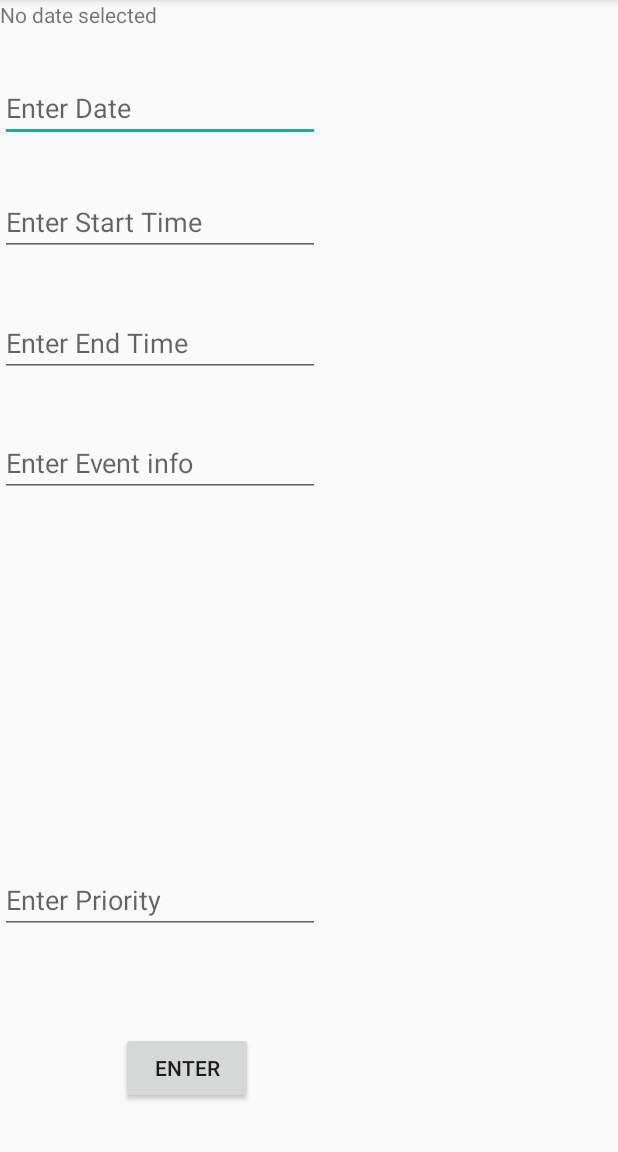
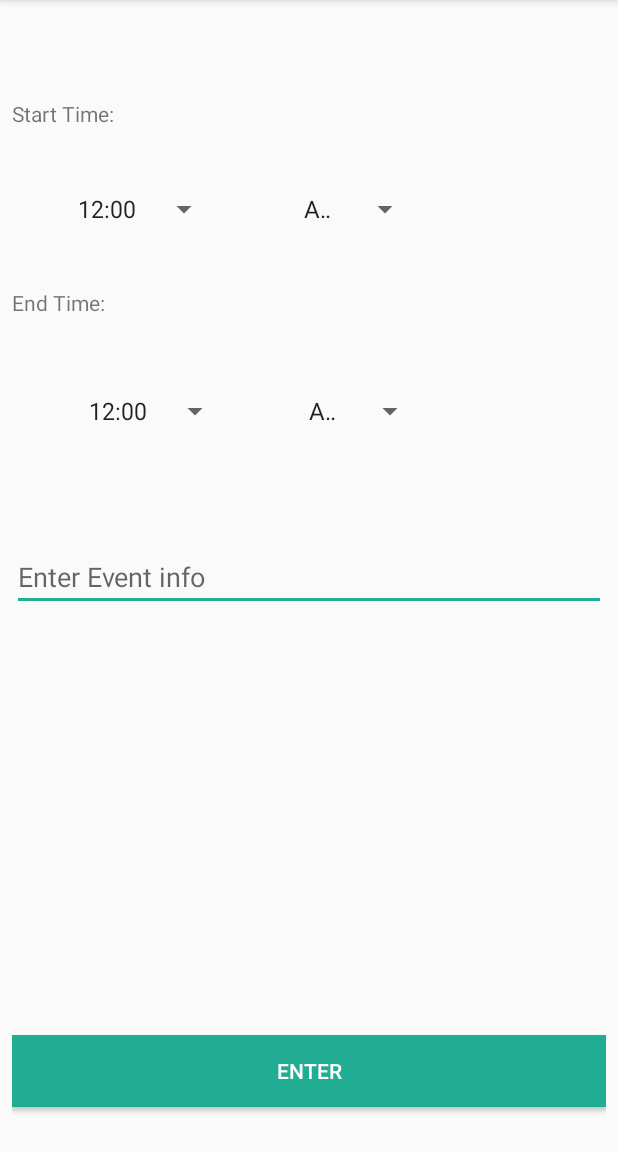
Before and after one commit to kmoselin/EquilibriumApp, an Android app: the addEvent screen opened directly, with no data from a screen before it, after a tap on "ENTER", on a phone screen of 412 x 824 dp, the part 84-1236 px from its top. Run offline under Robolectric (Android 15) with nearby library versions, the phone set to English and light mode, and no system bars.

Commit message:
added dummy chart stuff

```diff
--- a/app/build.gradle
+++ b/app/build.gradle
@@ -27,6 +27,9 @@ dependencies {
     implementation 'com.google.android.gms:play-services-auth:11.8.0'
     implementation 'com.android.support:support-annotations:28.0.0'
     implementation 'com.android.support.constraint:constraint-layout:1.1.3'
+
+    implementation 'com.github.lecho:hellocharts-library:1.5.8@aar'
+
 }
 
 apply plugin: 'com.google.gms.google-services'
--- a/app/src/main/java/com/example/trina/equilibriumapp/HomePageActivity.java
+++ b/app/src/main/java/com/example/trina/equilibriumapp/HomePageActivity.java
@@ -4,13 +4,23 @@ import android.content.Intent;
 import android.os.Bundle;
 import android.support.v7.app.AppCompatActivity;
 import android.view.View;
+import android.widget.TextView;
+
+import com.google.firebase.auth.FirebaseAuth;
+
 
 public class HomePageActivity extends AppCompatActivity {
+    private FirebaseAuth auth;
+    private FirebaseAuth.AuthStateListener authStateListener;
+    TextView textView;
 
     @Override
     protected void onCreate(Bundle savedInstanceState) {
         super.onCreate(savedInstanceState);
         setContentView(R.layout.activity_home_page);
+        textView = findViewById(R.id.textView);
+
+        auth = FirebaseAuth.getInstance();
 
 //        calendarButton = findViewById(R.id.goToCalendarButton);
 ////        todaysTask = findViewById(R.id.goToTaskButton);
@@ -23,11 +33,8 @@ public class HomePageActivity extends AppCompatActivity {
 ////                startActivity(intent);
 ////            }
 ////        });
+    }
 
-
-
-
-    }
 
     public void goToAddGoals(View view) {
         Intent intent = new Intent(HomePageActivity.this,AddGoalActivity.class);
--- a/app/src/main/java/com/example/trina/equilibriumapp/ViewGoalsActivity.java
+++ b/app/src/main/java/com/example/trina/equilibriumapp/ViewGoalsActivity.java
@@ -2,11 +2,11 @@ package com.example.trina.equilibriumapp;
 
 
 import android.database.Cursor;
+import android.graphics.Color;
 import android.net.ConnectivityManager;
 import android.net.NetworkInfo;
+import android.os.Bundle;
 import android.support.v7.app.AppCompatActivity;
-import android.os.Bundle;
-import android.view.View;
 import android.widget.ArrayAdapter;
 import android.widget.ImageView;
 import android.widget.ListAdapter;
@@ -14,24 +14,31 @@ import android.widget.ListView;
 import android.widget.Toast;
 
 import java.util.ArrayList;
+import java.util.List;
+
+import lecho.lib.hellocharts.model.PieChartData;
+import lecho.lib.hellocharts.model.SliceValue;
+import lecho.lib.hellocharts.view.PieChartView;
 
 public class ViewGoalsActivity extends AppCompatActivity {
 
     static ImageView imageView;
     ConnectivityManager connectivityManager;
     NetworkInfo networkInfo;
+
     MyDB db;
     ListView listview;
-    DownloadImage di;
 
     @Override
     protected void onCreate(Bundle savedInstanceState) {
         super.onCreate(savedInstanceState);
         setContentView(R.layout.activity_view_goals);
-        imageView = (ImageView) findViewById(R.id.imgView);
+
         connectivityManager = (ConnectivityManager) getSystemService(CONNECTIVITY_SERVICE);
         networkInfo = connectivityManager.getActiveNetworkInfo();
+
         db = new MyDB(this, "Goals", null, 1);
+
         listview = findViewById(R.id.goallist);
         ArrayList<String> infoList = new ArrayList<>();
 
@@ -47,13 +54,24 @@ public class ViewGoalsActivity extends AppCompatActivity {
             }
         }
 
+
+        PieChartView pieChartView = findViewById(R.id.progressChart);
+        List<SliceValue> pieData = new ArrayList<>();
+//        pieData.add(new SliceValue(15, Color.BLUE));
+//        pieData.add(new SliceValue(25, Color.GRAY));
+//        pieData.add(new SliceValue(10, Color.RED));
+//        pieData.add(new SliceValue(60, Color.MAGENTA));
+
+        pieData.add(new SliceValue(15, Color.YELLOW).setLabel("Q1: $10"));
+        pieData.add(new SliceValue(25, Color.GRAY).setLabel("Q2: $4"));
+        pieData.add(new SliceValue(10, Color.RED).setLabel("Q3: $18"));
+        pieData.add(new SliceValue(60, Color.MAGENTA).setLabel("Q4: $28"));
+
+        PieChartData pieChartData = new PieChartData(pieData);
+        pieChartData.setHasLabels(true).setValueLabelTextSize(14);
+        pieChartData.setHasCenterCircle(true).setCenterText1("Sales in million").setCenterText1FontSize(20).setCenterText1Color(Color.parseColor("#0097A7"));
+
+        pieChartView.setPieChartData(pieChartData);
     }
 
-    public void downloadImage(View view) {
-        if (networkInfo != null && networkInfo.isConnected()) {
-            di = new DownloadImage();
-            di.execute("https://cdn-images-1.medium.com/max/1198/1*DIq4u0PzaPtayrRnpFr0BA.png");
-        } else
-            Toast.makeText(this, "No Internet Connection", Toast.LENGTH_SHORT).show();
-    }
 }
--- a/app/src/main/java/com/example/trina/equilibriumapp/addEvent.java
+++ b/app/src/main/java/com/example/trina/equilibriumapp/addEvent.java
@@ -1,10 +1,11 @@
 package com.example.trina.equilibriumapp;
 
-import android.content.Intent;
+import android.os.Bundle;
 import android.support.v7.app.AppCompatActivity;
-import android.os.Bundle;
+import android.util.Log;
 import android.view.View;
 import android.widget.EditText;
+import android.widget.Spinner;
 import android.widget.TextView;
 import android.widget.Toast;
 
@@ -16,6 +17,11 @@ public class addEvent extends AppCompatActivity {
     EditText timeEnd;
     EditText priority;
 
+    Spinner hourStart;
+    Spinner hourEnd;
+
+    Spinner Start_ampm;
+    Spinner End_ampm;
     MyDB db;
 
     String date;
@@ -28,21 +34,28 @@ public class addEvent extends AppCompatActivity {
 
         dateText = findViewById(R.id.textView);
 
-       date = getIntent().getStringExtra("date");
-        if(!date.matches("")){
+        hourStart = findViewById(R.id.StartHour);
+        hourEnd = findViewById(R.id.EndHour);
+
+        Start_ampm = findViewById(R.id.ampm1);
+        End_ampm = findViewById(R.id.ampm2);
+
+        date = getIntent().getStringExtra("date");
+
+        dateText.setText(date);
+       /* if(!date.matches("")){
             dateText.setText(date);
         }
         else {
             dateText.setText("No date selected");
-        }
+        }*/
 
 
 
 
-        timeStart = findViewById(R.id.startTime);
-        timeEnd = findViewById(R.id.endTime);
+
         event = findViewById(R.id.Event);
-        priority = findViewById(R.id.Priority);
+
 
         db = new MyDB(this, "Events", null, 1);
     }
@@ -50,13 +63,21 @@ public class addEvent extends AppCompatActivity {
     public void insertInfo(View view) {
 
         String eventDay = date;
-        String start = timeStart.getText().toString();
-        String end = timeEnd.getText().toString();
+        String start = hourStart.getSelectedItem().toString();
+        String end = hourEnd.getSelectedItem().toString();
+        String start_ampm = Start_ampm.getSelectedItem().toString();
+        String end_ampm = End_ampm.getSelectedItem().toString();
+
+        //String start = timeStart.getText().toString();
+        //String end = timeEnd.getText().toString();
         String eventInfo = event.getText().toString();
-        String priorityInfo = priority.getText().toString();
 
 
-        db.insertEvent(eventDay, start, end, eventInfo, priorityInfo);
+        Log.d("check", start + " " + start_ampm + " " + end + " " + end_ampm + " " + eventInfo);
+
+
+
+        db.insertEvent(eventDay, start + " " + start_ampm , end + " " + end_ampm, eventInfo, "High priority");
 
         Toast.makeText(this, eventInfo + " data Entered!", Toast.LENGTH_LONG).show();
 
@@ -66,4 +87,5 @@ public class addEvent extends AppCompatActivity {
 
     }
 
+
 }
--- a/app/src/main/java/com/example/trina/equilibriumapp/calendarView.java
+++ b/app/src/main/java/com/example/trina/equilibriumapp/calendarView.java
@@ -8,6 +8,7 @@ import android.view.View;
 import android.widget.Button;
 import android.widget.CalendarView;
 import android.widget.DatePicker;
+import android.widget.Toast;
 
 public class calendarView extends AppCompatActivity {
     Button select;
@@ -23,7 +24,7 @@ public class calendarView extends AppCompatActivity {
         calendarView.setOnDateChangeListener(new CalendarView.OnDateChangeListener() {
             @Override
             public void onSelectedDayChange( CalendarView calendarView, int year, int month, int dayOfMonth) {
-                date = month + "/" + dayOfMonth + "/" + year;
+                date = month+1 + "/" + dayOfMonth + "/" + year;
                 Log.d(String.valueOf(this), "date: " + date);
 
 
@@ -34,10 +35,17 @@ public class calendarView extends AppCompatActivity {
 
     public void gotoEvent(View view) {
         Intent intent = new Intent(this, addEvent.class );
+
         intent.putExtra("date", date);
 
-        startActivity(intent);
+        if(date != null) {
+            startActivity(intent);
+        }
+        else{
+            Toast.makeText(this, "Select a date!", Toast.LENGTH_SHORT).show();
+        }
     }
+
 
     public DatePicker getPickDate() {
         return pickDate;
--- a/app/src/main/res/layout/activity_add_event.xml
+++ b/app/src/main/res/layout/activity_add_event.xml
@@ -1,91 +1,139 @@
 <?xml version="1.0" encoding="utf-8"?>
-<android.widget.RelativeLayout xmlns:app="http://schemas.android.com/apk/res-auto"
+<android.widget.RelativeLayout xmlns:android="http://schemas.android.com/apk/res/android"
+    xmlns:app="http://schemas.android.com/apk/res-auto"
     xmlns:tools="http://schemas.android.com/tools"
-    xmlns:android="http://schemas.android.com/apk/res/android"
+    android:paddingStart="8dp"
+    android:paddingEnd="8dp"
     android:layout_width="match_parent"
     android:layout_height="match_parent"
+    android:visibility="visible"
     tools:context=".addEvent">
 
+
+    <Spinner
+        android:id="@+id/ampm2"
+        android:layout_width="86dp"
+        android:layout_height="wrap_content"
+        android:layout_alignParentTop="true"
+        android:layout_alignParentEnd="true"
+
+        android:layout_alignParentRight="true"
+        android:layout_marginTop="262dp"
+        android:layout_marginEnd="120dp"
+        android:layout_marginRight="120dp"
+        android:entries="@array/ampm" />
 
     <TextView
         android:id="@+id/textView"
         android:layout_width="450dp"
         android:layout_height="43dp"
+        android:textSize="20sp"
+        android:layout_alignParentStart="true"
+        android:layout_alignParentTop="true"
+        android:layout_marginTop="0dp"
         android:layout_weight="1"
-        android:text="TextView" />
+        android:text="TextView"
+        tools:ignore="RtlCompat" />
+
 
     <EditText
-        android:id="@+id/Date"
+        android:id="@+id/Event"
+        android:layout_width="match_parent"
+        android:layout_height="wrap_content"
+
+
+
+
+        android:layout_alignParentTop="true"
+
+        android:layout_marginTop="362dp"
+        android:ems="10"
+        android:hint="Enter Event info"
+        android:inputType="textPersonName" />
+
+
+    <Button
+        android:id="@+id/button"
+        android:layout_width="match_parent"
+        android:layout_height="wrap_content"
+        android:layout_alignParentBottom="true"
+        android:layout_alignParentEnd="true"
+        android:layout_alignParentRight="true"
+        android:layout_marginBottom="30dp"
+        android:layout_marginEnd="0dp"
+        android:layout_marginRight="0dp"
+        android:onClick="insertInfo"
+        android:background="@color/colorTeal"
+        android:textColor="@android:color/primary_text_dark"
+        android:text="Enter" />
+
+
+    <Spinner
+        android:id="@+id/StartHour"
+        android:layout_width="wrap_content"
+        android:layout_height="wrap_content"
+
+        android:layout_alignParentStart="true"
+
+        android:layout_alignParentLeft="true"
+
+        android:layout_alignParentTop="true"
+        android:layout_marginStart="36dp"
+        android:layout_marginLeft="36dp"
+        android:layout_marginTop="127dp"
+        android:entries="@array/Hours" />
+
+
+    <Spinner
+        android:id="@+id/ampm1"
+        android:layout_width="86dp"
+        android:layout_height="wrap_content"
+        android:layout_alignParentTop="true"
+        android:layout_alignParentEnd="true"
+
+        android:layout_alignParentRight="true"
+        android:layout_marginTop="127dp"
+        android:layout_marginEnd="123dp"
+        android:layout_marginRight="123dp"
+        android:entries="@array/ampm" />
+
+
+    <Spinner
+        android:id="@+id/EndHour"
         android:layout_width="wrap_content"
         android:layout_height="wrap_content"
 
 
+        android:layout_alignParentStart="true"
+        android:layout_alignParentLeft="true"
         android:layout_alignParentTop="true"
+        android:layout_marginStart="43dp"
+        android:layout_marginLeft="43dp"
+        android:layout_marginTop="262dp"
+        android:entries="@array/Hours" />
 
-        android:layout_marginTop="49dp"
-        android:ems="10"
-        android:hint="Enter Date"
-        android:inputType="textPersonName" />
+    <TextView
+        android:id="@+id/textView5"
+        android:layout_width="189dp"
+        android:layout_height="41dp"
+        android:layout_alignParentStart="true"
+        android:layout_alignParentTop="true"
+        android:layout_marginStart="0dp"
+        android:layout_marginTop="66dp"
+        android:text="Start Time:"
+        tools:ignore="RtlCompat" />
 
-    <EditText
-        android:id="@+id/Event"
-        android:layout_width="wrap_content"
-        android:layout_height="wrap_content"
-
-
+    <TextView
+        android:id="@+id/textView6"
+        android:layout_width="197dp"
+        android:layout_height="44dp"
+        android:layout_alignParentStart="true"
         android:layout_alignParentTop="true"
-
-        android:layout_marginTop="286dp"
-        android:ems="10"
-        android:hint="Enter Event info"
-        android:inputType="textPersonName" />
-
-    <EditText
-        android:id="@+id/Priority"
-        android:layout_width="wrap_content"
-        android:layout_height="wrap_content"
+        android:layout_marginTop="192dp"
+        android:text="End Time:"
+        tools:ignore="RtlCompat" />
 
 
 
-        android:layout_alignParentBottom="true"
-        android:layout_marginBottom="145dp"
-        android:ems="10"
-        android:hint="Enter Priority"
-        android:inputType="textPersonName" />
 
-    <Button
-        android:id="@+id/button"
-        android:layout_width="wrap_content"
-        android:layout_height="wrap_content"
-        android:layout_alignParentEnd="true"
-        android:layout_alignParentRight="true"
-        android:layout_alignParentBottom="true"
-        android:layout_marginEnd="243dp"
-        android:layout_marginRight="243dp"
-        android:layout_marginBottom="32dp"
-        android:onClick="insertInfo"
-        android:text="Enter" />
-
-    <EditText
-        android:id="@+id/startTime"
-        android:layout_width="wrap_content"
-        android:layout_height="wrap_content"
-
-        android:layout_alignParentTop="true"
-
-        android:layout_marginTop="125dp"
-        android:ems="10"
-        android:inputType="textPersonName"
-        android:hint="Enter Start Time" />
-
-    <EditText
-        android:id="@+id/endTime"
-        android:layout_width="wrap_content"
-        android:layout_height="wrap_content"
-
-        android:layout_alignParentTop="true"
-        android:layout_marginTop="206dp"
-        android:ems="10"
-        android:inputType="textPersonName"
-        android:hint="Enter End Time" />
 </android.widget.RelativeLayout>
--- a/app/src/main/res/layout/activity_home_page.xml
+++ b/app/src/main/res/layout/activity_home_page.xml
@@ -17,8 +17,8 @@
         android:id="@+id/textView"
         android:layout_width="wrap_content"
         android:layout_height="wrap_content"
-        android:layout_marginTop="20dp"
-        android:text="Welcome User" />
+        android:text="Welcome user"
+        android:layout_marginTop="20dp" />
 
 
     <Button
--- a/app/src/main/res/layout/activity_view_goals.xml
+++ b/app/src/main/res/layout/activity_view_goals.xml
@@ -19,26 +19,15 @@
         app:layout_constraintTop_toTopOf="parent" />
 
 
-
-
     <ListView
         android:id="@+id/goallist"
         android:layout_width="match_parent"
-        android:layout_height="335dp" />
+        android:layout_height="189dp" />
+
+    <lecho.lib.hellocharts.view.PieChartView
+        android:id="@+id/progressChart"
+        android:layout_width="match_parent"
+        android:layout_height="match_parent" />
 
 
-    <ImageView
-        android:id="@+id/imgView"
-        android:layout_width="match_parent"
-        android:layout_height="357dp"
-        android:contentDescription="DummyGoalProgress" />
-
-    <Button
-        android:id="@+id/button"
-        android:layout_width="match_parent"
-        android:layout_height="wrap_content"
-        android:text="Self-Reflection"
-        android:onClick="downloadImage"
-        android:textSize="24sp" />
-
 </android.widget.LinearLayout>
--- a/app/src/main/res/values/strings.xml
+++ b/app/src/main/res/values/strings.xml
@@ -37,5 +37,26 @@
 
     <string name="add_button">Add Goal</string>
 
+    <string-array name="Hours">
+        <item>12:00</item>
+        <item>1:00</item>
+        <item>2:00</item>
+        <item>3:00</item>
+        <item>4:00</item>
+        <item>5:00</item>
+        <item>6:00</item>
+        <item>7:00</item>
+        <item>8:00</item>
+        <item>9:00</item>
+        <item>10:00</item>
+        <item>11:00</item>
+
+    </string-array>
+
+    <string-array name="ampm">
+        <item>Am</item>
+        <item>Pm</item>
+    </string-array>
+
 
 </resources>
```
Also changed, not shown: app/src/main/java/com/example/trina/equilibriumapp/MainActivity.java (+2 -5 lines).
